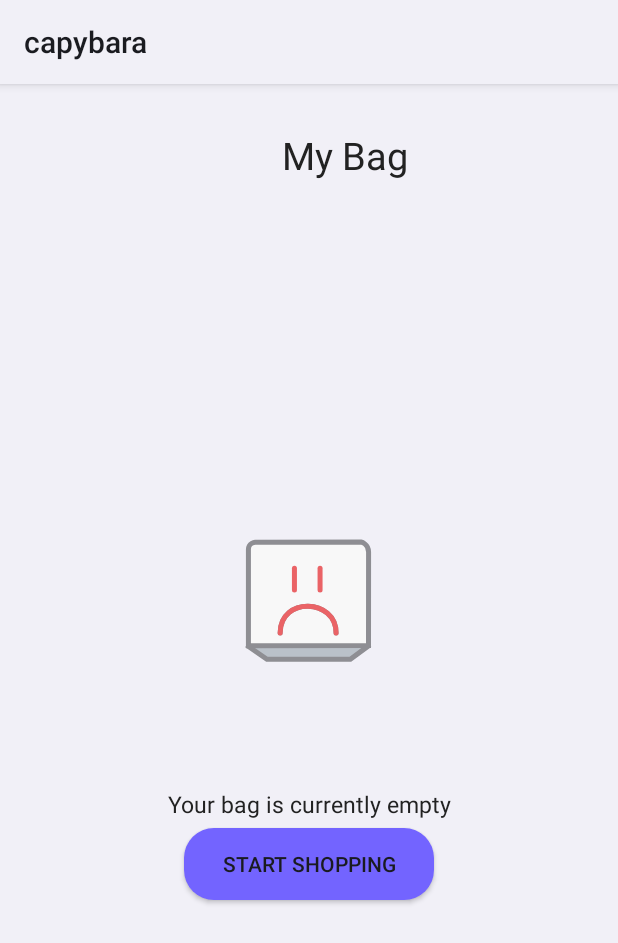
After one commit to dogatncr/Capybara, an Android app built with Jetpack Compose: the fragment CartFragment shown on its own in the app's theme, on a phone screen of 412 x 824 dp. The commit adds this screen. Shown: the top 943 px of the screen. Run offline under Robolectric (Android 15) with nearby library versions, the phone set to English and light mode, and no system bars; our stand-ins replace Dagger/Hilt's generated code, Room's generated code; pictures from the network do not load.

Commit message:
CartFragment created. Empty Cart animation and Listing Cart from Room database implemented.

```diff
--- a/app/src/main/java/com/example/capybara/data/di/AppModule.kt
+++ b/app/src/main/java/com/example/capybara/data/di/AppModule.kt
@@ -3,6 +3,7 @@ package com.example.capybara.data.di
 import android.content.Context
 import android.content.SharedPreferences
 import com.example.capybara.data.util.DataStoreManager
+import com.example.capybara.presentation.adapter.CartAdapter
 import dagger.Module
 import dagger.Provides
 import dagger.hilt.InstallIn
@@ -17,4 +18,11 @@ class AppModule {
     @Provides
     fun provideDataStoreManager(@ApplicationContext appContext: Context): DataStoreManager =
         DataStoreManager(appContext)
+
+    @Singleton
+    @Provides
+    fun providesCartAdapter() : CartAdapter {
+        return CartAdapter()
+    }
+
 }
--- a/app/src/main/java/com/example/capybara/data/di/DatabaseModule.kt
+++ b/app/src/main/java/com/example/capybara/data/di/DatabaseModule.kt
@@ -16,7 +16,7 @@ class DatabaseModule {
 
     @Singleton
     @Provides
-    fun providesDatabase(app : Application,gson : Gson) : CapybaraDatabase{
+    fun providesDatabase(app : Application) : CapybaraDatabase{
         return Room.databaseBuilder(app,CapybaraDatabase::class.java,"capybara_database")
             .fallbackToDestructiveMigration()
             .build()
--- /dev/null
+++ b/app/src/main/java/com/example/capybara/domain/usecases/CartUseCase.kt
@@ -0,0 +1,32 @@
+package com.example.capybara.domain.usecases
+
+import com.example.capybara.data.models.CartProduct
+import com.example.capybara.data.repository.LocalDataSource
+import kotlinx.coroutines.flow.Flow
+import javax.inject.Inject
+
+class CartUseCase @Inject constructor(
+    private val source: LocalDataSource
+) {
+
+    suspend fun deleteCartItem(cartProduct: CartProduct){
+        source.deleteCartItems(cartProduct)
+    }
+
+    suspend fun clearCart(){
+        source.clearCart()
+    }
+
+    fun getCartItems() : Flow<List<CartProduct>> {
+        return source.getCartItems()
+    }
+
+    suspend fun addToCartItem(cartProduct: CartProduct){
+        source.addToCart(cartProduct)
+    }
+
+    suspend fun updateCartItem(cartProduct: CartProduct){
+        source.updateCartItems(cartProduct)
+    }
+
+}
--- a/app/src/main/java/com/example/capybara/presentation/adapter/CartAdapter.kt
+++ b/app/src/main/java/com/example/capybara/presentation/adapter/CartAdapter.kt
@@ -1,4 +1,84 @@
 package com.example.capybara.presentation.adapter
 
-class CartAdapter {
+import android.content.Context
+import android.view.LayoutInflater
+import android.view.ViewGroup
+import androidx.recyclerview.widget.AsyncListDiffer
+import androidx.recyclerview.widget.DiffUtil
+import androidx.recyclerview.widget.RecyclerView
+import com.bumptech.glide.Glide
+import com.example.capybara.data.models.CartProduct
+import com.example.capybara.databinding.CartItemBinding
+
+class CartAdapter : RecyclerView.Adapter<CartAdapter.CartViewHolder>(){
+
+    private val callback = object : DiffUtil.ItemCallback<CartProduct>() {
+        override fun areItemsTheSame(oldItem: CartProduct, newItem: CartProduct): Boolean {
+            return oldItem.id == newItem.id
+        }
+
+        override fun areContentsTheSame(oldItem: CartProduct, newItem: CartProduct): Boolean {
+            return oldItem == newItem
+        }
+
+    }
+    //for helping computing the difference between two cart state on background thread.
+    val differ = AsyncListDiffer(this, callback)
+    private var incrementListener : ((CartProduct) -> Unit) = {}
+    private var decrementListener : ((CartProduct) -> Unit) = {}
+    private var removeListener : ((CartProduct) -> Unit) = {}
+
+    fun setOnRemoveClickListener(listener : (CartProduct) -> Unit){
+        removeListener = listener
+    }
+
+    fun incrementClickListener(listener : (CartProduct) -> Unit){
+        incrementListener = listener
+    }
+
+    fun decrementClickListener(listener : (CartProduct) -> Unit){
+        decrementListener = listener
+    }
+
+    inner class CartViewHolder(private val binding : CartItemBinding) : RecyclerView.ViewHolder(binding.root){
+        fun bindData(cartItem: CartProduct){
+
+            val price="$"+ cartItem.price
+            binding.cartName.text = cartItem.title
+            binding.cartPrice.text = price
+            binding.quantityTvCart.text = "${cartItem.quantity}"
+
+            Glide.with(binding.cartImage)
+                .load(cartItem.image)
+                .into(binding.cartImage)
+
+            binding.cartClear.setOnClickListener {
+                removeListener(cartItem)
+            }
+
+            binding.plusLayout.setOnClickListener {
+                incrementListener(cartItem)
+            }
+
+            binding.minusLayout.setOnClickListener {
+                decrementListener(cartItem)
+            }
+        }
+
+    }
+
+    override fun onCreateViewHolder(parent: ViewGroup, viewType: Int): CartViewHolder {
+        val binding = CartItemBinding.inflate(LayoutInflater.from(parent.context),parent,false)
+        return CartViewHolder(binding)
+    }
+
+    override fun onBindViewHolder(holder: CartViewHolder, position: Int) {
+        val cartItem = differ.currentList[position]
+        holder.bindData(cartItem)
+
+    }
+
+    override fun getItemCount(): Int {
+        return differ.currentList.size
+    }
 }
--- /dev/null
+++ b/app/src/main/java/com/example/capybara/presentation/ui/CartFragment.kt
@@ -0,0 +1,82 @@
+package com.example.capybara.presentation.ui
+
+import android.os.Bundle
+import android.util.Log
+import android.view.LayoutInflater
+import android.view.View
+import android.view.ViewGroup
+import androidx.fragment.app.Fragment
+import androidx.fragment.app.viewModels
+import androidx.navigation.fragment.findNavController
+import com.airbnb.lottie.LottieDrawable.INFINITE
+import com.example.capybara.databinding.FragmentCartBinding
+import com.example.capybara.databinding.FragmentHomeBinding
+import com.example.capybara.presentation.adapter.CartAdapter
+import com.example.capybara.presentation.adapter.CategoryAdapter
+import com.example.capybara.presentation.viewmodels.CartViewModel
+import dagger.hilt.android.AndroidEntryPoint
+import javax.inject.Inject
+
+@AndroidEntryPoint
+class CartFragment : Fragment(){
+    private lateinit var binding: FragmentCartBinding
+    private val viewModel by viewModels<CartViewModel>()
+    @Inject
+    lateinit var cartAdapter: CartAdapter
+
+    override fun onCreateView(
+        inflater: LayoutInflater, container: ViewGroup?,
+        savedInstanceState: Bundle?
+    ): View {
+        binding = FragmentCartBinding.inflate(inflater, container, false)
+        return binding.root
+    }
+
+    override fun onViewCreated(view: View, savedInstanceState: Bundle?) {
+        super.onViewCreated(view, savedInstanceState)
+
+        viewModel.getCartItems().observe(viewLifecycleOwner){
+            if(it.size==0){
+                binding.animationViewCartPage.playAnimation()
+                binding.animationViewCartPage.repeatCount=INFINITE
+                binding.emptyBagMsgLayout.visibility = View.VISIBLE
+                binding.bottomCartLayout.visibility = View.GONE
+                binding.cartClearAll.visibility = View.GONE
+            }
+            cartAdapter.differ.submitList(it)
+        }
+
+        viewModel.totalItems.observe(viewLifecycleOwner){
+            binding.totalProduct.text = "Total $it Items"
+        }
+
+        viewModel.totalItemsPrice.observe(viewLifecycleOwner){
+            val total='$'+it.toString()
+            binding.totalPrice.text = total
+        }
+
+        binding.cartRecView.adapter = cartAdapter
+        setOnClickListeners()
+    }
+
+    private fun setOnClickListeners() {
+        cartAdapter.setOnRemoveClickListener {
+            viewModel.deleteCartItem(it)
+        }
+
+        cartAdapter.incrementClickListener {
+            viewModel.incrementItem(it)
+        }
+
+        cartAdapter.decrementClickListener {
+            viewModel.decrementItem(it)
+        }
+        binding.cartBack.setOnClickListener {
+            findNavController().navigateUp()
+        }
+
+        binding.cartClearAll.setOnClickListener {
+            viewModel.clearCart()
+        }
+    }
+}
--- a/app/src/main/java/com/example/capybara/presentation/ui/HomeFragment.kt
+++ b/app/src/main/java/com/example/capybara/presentation/ui/HomeFragment.kt
@@ -78,6 +78,7 @@ class HomeFragment : Fragment() {
             }
         }
     }
+
     private fun setCategoryRecycler(categories: ArrayList<Category>) {
         val layoutManager: RecyclerView.LayoutManager = LinearLayoutManager(context,LinearLayoutManager.VERTICAL, false)
         binding.categoryRecView.setLayoutManager(layoutManager)
--- a/app/src/main/java/com/example/capybara/presentation/ui/MainActivity.kt
+++ b/app/src/main/java/com/example/capybara/presentation/ui/MainActivity.kt
@@ -47,7 +47,6 @@ class MainActivity : AppCompatActivity() {
         val navHostFragment =
             supportFragmentManager.findFragmentById(R.id.nav_host_fragment) as NavHostFragment
         val navController = navHostFragment.navController
-        binding.bottomNavigationView
         binding.bottomNavigationView.setupWithNavController(navController)
         if (isNavigateToHome.not()) {
             navController.navigate(R.id.login_graph)
--- a/app/src/main/java/com/example/capybara/presentation/viewmodels/CartViewModel.kt
+++ b/app/src/main/java/com/example/capybara/presentation/viewmodels/CartViewModel.kt
@@ -1,4 +1,66 @@
 package com.example.capybara.presentation.viewmodels
 
-class CartViewModel {
+import androidx.lifecycle.MutableLiveData
+import androidx.lifecycle.ViewModel
+import androidx.lifecycle.liveData
+import androidx.lifecycle.viewModelScope
+import com.example.capybara.data.models.CartProduct
+import com.example.capybara.data.models.Category
+import com.example.capybara.domain.usecases.CartUseCase
+
+import dagger.hilt.android.lifecycle.HiltViewModel
+import kotlinx.coroutines.Dispatchers
+import kotlinx.coroutines.launch
+import javax.inject.Inject
+
+@HiltViewModel
+class CartViewModel @Inject constructor(
+    private val cartUseCase: CartUseCase
+) : ViewModel() {
+
+    val totalItems : MutableLiveData<Int> = MutableLiveData()
+    val totalItemsPrice : MutableLiveData<Double> = MutableLiveData()
+
+    fun getCartItems() = liveData {
+        cartUseCase.getCartItems().collect{
+            emit(it)
+            computeTotal(it)
+        }
+    }
+
+    fun computeTotal(cartItems : List<CartProduct>) = viewModelScope.launch(Dispatchers.IO){
+        var price = 0.00
+        cartItems.forEach { product ->
+            price += product.price.toDouble()
+        }
+        totalItemsPrice.postValue(price)
+        totalItems.postValue(cartItems.size)
+    }
+
+    fun deleteCartItem(CartProduct: CartProduct) = viewModelScope.launch(Dispatchers.IO) {
+        cartUseCase.deleteCartItem(CartProduct)
+    }
+
+    fun clearCart() = viewModelScope.launch(Dispatchers.IO) {
+        cartUseCase.clearCart()
+    }
+
+    fun incrementItem(cartItem: CartProduct){
+        updateProductInCart(quantity = cartItem.quantity + 1,cartItem)
+    }
+
+    fun decrementItem(cartItem: CartProduct){
+        updateProductInCart(quantity = cartItem.quantity -1,cartItem)
+    }
+
+    private fun updateProductInCart(quantity: Int,cartItem: CartProduct) = viewModelScope.launch(
+        Dispatchers.IO
+    ){
+        if(quantity>1){
+        val copy = cartItem.copy(cartItem.id,cartItem.image,cartItem.price,cartItem.title, quantity = quantity)
+        cartUseCase.updateCartItem(copy)}
+        else{
+            cartUseCase.deleteCartItem(cartItem)
+        }
+    }
 }
--- /dev/null
+++ b/app/src/main/res/drawable/ic_arrow_left.xml
@@ -0,0 +1,13 @@
+<vector xmlns:android="http://schemas.android.com/apk/res/android"
+    android:width="25dp"
+    android:height="25dp"
+    android:viewportWidth="25"
+    android:viewportHeight="25">
+  <path
+      android:pathData="M15.5,18.5L9.5,12.5L15.5,6.5"
+      android:strokeLineJoin="round"
+      android:strokeWidth="1.5"
+      android:fillColor="#00000000"
+      android:strokeColor="#000000"
+      android:strokeLineCap="round"/>
+</vector>
--- /dev/null
+++ b/app/src/main/res/drawable/ic_round_add_24.xml
@@ -0,0 +1,5 @@
+<vector android:height="24dp" android:tint="#000000"
+    android:viewportHeight="24" android:viewportWidth="24"
+    android:width="24dp" xmlns:android="http://schemas.android.com/apk/res/android">
+    <path android:fillColor="@android:color/white" android:pathData="M18,13h-5v5c0,0.55 -0.45,1 -1,1s-1,-0.45 -1,-1v-5H6c-0.55,0 -1,-0.45 -1,-1s0.45,-1 1,-1h5V6c0,-0.55 0.45,-1 1,-1s1,0.45 1,1v5h5c0.55,0 1,0.45 1,1s-0.45,1 -1,1z"/>
+</vector>
--- /dev/null
+++ b/app/src/main/res/drawable/ic_round_clear_24.xml
@@ -0,0 +1,5 @@
+<vector android:height="24dp" android:tint="#000000"
+    android:viewportHeight="24" android:viewportWidth="24"
+    android:width="24dp" xmlns:android="http://schemas.android.com/apk/res/android">
+    <path android:fillColor="@android:color/white" android:pathData="M18.3,5.71c-0.39,-0.39 -1.02,-0.39 -1.41,0L12,10.59 7.11,5.7c-0.39,-0.39 -1.02,-0.39 -1.41,0 -0.39,0.39 -0.39,1.02 0,1.41L10.59,12 5.7,16.89c-0.39,0.39 -0.39,1.02 0,1.41 0.39,0.39 1.02,0.39 1.41,0L12,13.41l4.89,4.89c0.39,0.39 1.02,0.39 1.41,0 0.39,-0.39 0.39,-1.02 0,-1.41L13.41,12l4.89,-4.89c0.38,-0.38 0.38,-1.02 0,-1.4z"/>
+</vector>
--- /dev/null
+++ b/app/src/main/res/drawable/ic_round_remove_24.xml
@@ -0,0 +1,5 @@
+<vector android:height="24dp" android:tint="#000000"
+    android:viewportHeight="24" android:viewportWidth="24"
+    android:width="24dp" xmlns:android="http://schemas.android.com/apk/res/android">
+    <path android:fillColor="@android:color/white" android:pathData="M18,13H6c-0.55,0 -1,-0.45 -1,-1s0.45,-1 1,-1h12c0.55,0 1,0.45 1,1s-0.45,1 -1,1z"/>
+</vector>
--- /dev/null
+++ b/app/src/main/res/drawable/ic_trash.xml
@@ -0,0 +1,34 @@
+<vector xmlns:android="http://schemas.android.com/apk/res/android"
+    android:width="25dp"
+    android:height="25dp"
+    android:viewportWidth="25"
+    android:viewportHeight="25">
+  <path
+      android:pathData="M3.5,6.5H5.5H21.5"
+      android:strokeLineJoin="round"
+      android:strokeWidth="1.5"
+      android:fillColor="#00000000"
+      android:strokeColor="#000000"
+      android:strokeLineCap="round"/>
+  <path
+      android:pathData="M8.5,6.5V4.5C8.5,3.97 8.711,3.461 9.086,3.086C9.461,2.711 9.97,2.5 10.5,2.5H14.5C15.03,2.5 15.539,2.711 15.914,3.086C16.289,3.461 16.5,3.97 16.5,4.5V6.5M19.5,6.5V20.5C19.5,21.03 19.289,21.539 18.914,21.914C18.539,22.289 18.03,22.5 17.5,22.5H7.5C6.97,22.5 6.461,22.289 6.086,21.914C5.711,21.539 5.5,21.03 5.5,20.5V6.5H19.5Z"
+      android:strokeLineJoin="round"
+      android:strokeWidth="1.5"
+      android:fillColor="#00000000"
+      android:strokeColor="#000000"
+      android:strokeLineCap="round"/>
+  <path
+      android:pathData="M10.5,11.5V17.5"
+      android:strokeLineJoin="round"
+      android:strokeWidth="1.5"
+      android:fillColor="#00000000"
+      android:strokeColor="#000000"
+      android:strokeLineCap="round"/>
+  <path
+      android:pathData="M14.5,11.5V17.5"
+      android:strokeLineJoin="round"
+      android:strokeWidth="1.5"
+      android:fillColor="#00000000"
+      android:strokeColor="#000000"
+      android:strokeLineCap="round"/>
+</vector>
--- /dev/null
+++ b/app/src/main/res/layout/fragment_cart.xml
@@ -0,0 +1,157 @@
+<?xml version="1.0" encoding="utf-8"?>
+<androidx.constraintlayout.widget.ConstraintLayout xmlns:android="http://schemas.android.com/apk/res/android"
+    xmlns:app="http://schemas.android.com/apk/res-auto"
+    xmlns:tools="http://schemas.android.com/tools"
+    android:layout_width="match_parent"
+    android:layout_height="match_parent"
+    >
+    <ImageView
+        android:id="@+id/cart_back"
+        android:layout_width="32dp"
+        android:layout_height="32dp"
+        android:layout_marginStart="16dp"
+        android:layout_marginTop="30dp"
+        app:layout_constraintStart_toStartOf="parent"
+        app:layout_constraintTop_toTopOf="parent"
+        app:srcCompat="@drawable/ic_arrow_left" />
+
+    <ImageView
+        android:id="@+id/cart_clear_all"
+        android:layout_width="32dp"
+        android:layout_height="32dp"
+        android:layout_marginTop="30dp"
+        android:layout_marginEnd="16dp"
+        app:layout_constraintEnd_toEndOf="parent"
+        app:layout_constraintTop_toTopOf="parent"
+        app:srcCompat="@drawable/ic_trash" />
+
+    <TextView
+        android:layout_marginTop="30dp"
+        android:id="@+id/MybagText"
+        android:layout_width="wrap_content"
+        android:layout_height="wrap_content"
+        android:layout_marginLeft="10dp"
+        android:layout_marginRight="10dp"
+        android:text="My Bag"
+        android:textColor="@color/mainText"
+        android:textSize="25sp"
+        app:layout_constraintEnd_toStartOf="@id/cart_clear_all"
+        app:layout_constraintStart_toEndOf="@+id/cart_back"
+        app:layout_constraintTop_toTopOf="parent" />
+
+
+    <androidx.recyclerview.widget.RecyclerView
+
+        android:id="@+id/cartRecView"
+        android:layout_width="match_parent"
+        android:layout_height="0dp"
+        android:layout_marginLeft="10dp"
+        android:layout_marginTop="25dp"
+        android:layout_marginRight="10dp"
+        app:layout_constraintBottom_toTopOf="@+id/bottomCartLayout"
+        app:layout_constraintEnd_toEndOf="parent"
+        app:layout_constraintStart_toStartOf="parent"
+        app:layout_constraintTop_toBottomOf="@+id/MybagText">
+
+    </androidx.recyclerview.widget.RecyclerView>
+
+    <LinearLayout
+        android:id="@+id/bottomCartLayout"
+        android:layout_width="match_parent"
+        android:layout_height="wrap_content"
+        android:orientation="vertical"
+        app:layout_constraintBottom_toBottomOf="parent"
+        app:layout_constraintEnd_toEndOf="parent"
+        app:layout_constraintStart_toStartOf="parent">
+
+
+        <LinearLayout
+            android:layout_width="match_parent"
+            android:layout_height="wrap_content"
+            android:layout_marginLeft="10dp"
+            android:layout_marginTop="20dp"
+            android:layout_marginRight="10dp"
+            android:orientation="horizontal">
+
+            <TextView
+                android:id="@+id/totalProduct"
+                android:layout_width="0dp"
+                android:layout_height="match_parent"
+                android:layout_weight="1"
+                android:text="Total amount:"
+                android:textColor="@color/mainText"
+                android:textSize="16sp" />
+
+            <TextView
+                android:id="@+id/totalPrice"
+                android:layout_width="0dp"
+                android:layout_height="match_parent"
+                android:layout_weight="1"
+                android:gravity="right"
+                android:text="$120"
+                android:textColor="@color/mainText"
+                android:textSize="18sp" />
+
+        </LinearLayout>
+
+        <Button
+            android:id="@+id/checkout_Button"
+            android:layout_width="match_parent"
+            android:layout_height="wrap_content"
+            android:layout_marginLeft="10dp"
+            android:layout_marginTop="20dp"
+            android:layout_marginRight="10dp"
+            android:layout_marginBottom="20dp"
+            android:background="@drawable/background_button"
+            android:text="BUY NOW"
+            android:textColor="@color/white"/>
+
+    </LinearLayout>
+
+    <LinearLayout
+        android:visibility="gone"
+        android:gravity="center"
+        android:id="@+id/emptyBagMsgLayout"
+        android:orientation="vertical"
+        android:layout_width="match_parent"
+        android:padding="15dp"
+        android:layout_height="wrap_content"
+        app:layout_constraintBottom_toBottomOf="parent"
+        app:layout_constraintEnd_toEndOf="parent"
+        app:layout_constraintStart_toStartOf="parent"
+        app:layout_constraintTop_toTopOf="parent">
+
+        <com.airbnb.lottie.LottieAnimationView
+            android:scaleType="centerCrop"
+            android:id="@+id/animationViewCartPage"
+            android:layout_width="wrap_content"
+            android:layout_height="250dp"
+            app:layout_constraintBottom_toBottomOf="parent"
+            app:layout_constraintEnd_toEndOf="parent"
+            app:layout_constraintStart_toStartOf="parent"
+            app:layout_constraintTop_toTopOf="parent"
+            app:lottie_rawRes="@raw/empty_bag" />
+
+        <TextView
+            android:gravity="center"
+            android:layout_width="match_parent"
+            android:layout_height="wrap_content"
+            android:text="Your bag is currently empty"
+            android:textColor="@color/mainText"
+            android:textSize="15sp"
+            >
+        </TextView>
+        <Button
+            android:id="@+id/startShoppingButton"
+            android:layout_width="wrap_content"
+            android:layout_height="wrap_content"
+            android:background="@drawable/background_button"
+            android:layout_marginLeft="10dp"
+            android:paddingHorizontal="25dp"
+            android:layout_marginTop="5dp"
+            android:layout_marginRight="10dp"
+            android:layout_marginBottom="5dp"
+            android:text="Start Shoppıng" />
+    </LinearLayout>
+
+</androidx.constraintlayout.widget.ConstraintLayout>
```
Also changed, not shown: app/src/main/java/com/example/capybara/data/di/NetworkModule.kt (+7 -0 lines), app/src/main/res/layout/cart_item.xml (added, +131 -0 lines), app/src/main/res/navigation/nav_graph.xml (+11 -1 lines), app/src/main/res/raw/empty_bag.json (added, +1 -0 lines).
